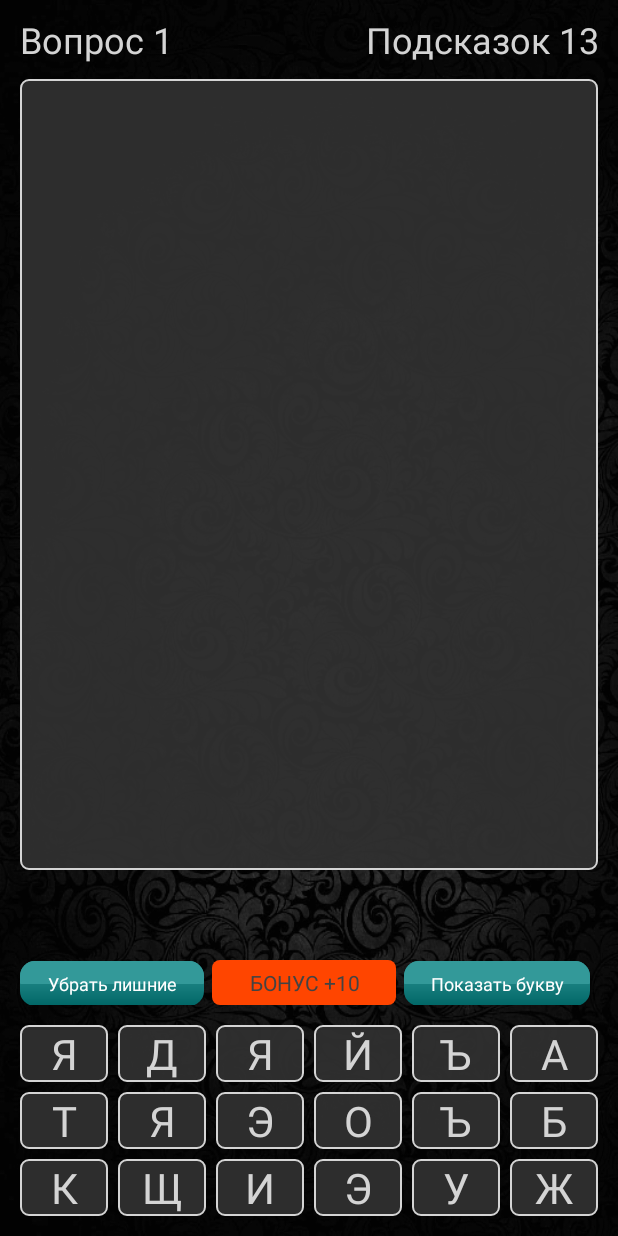
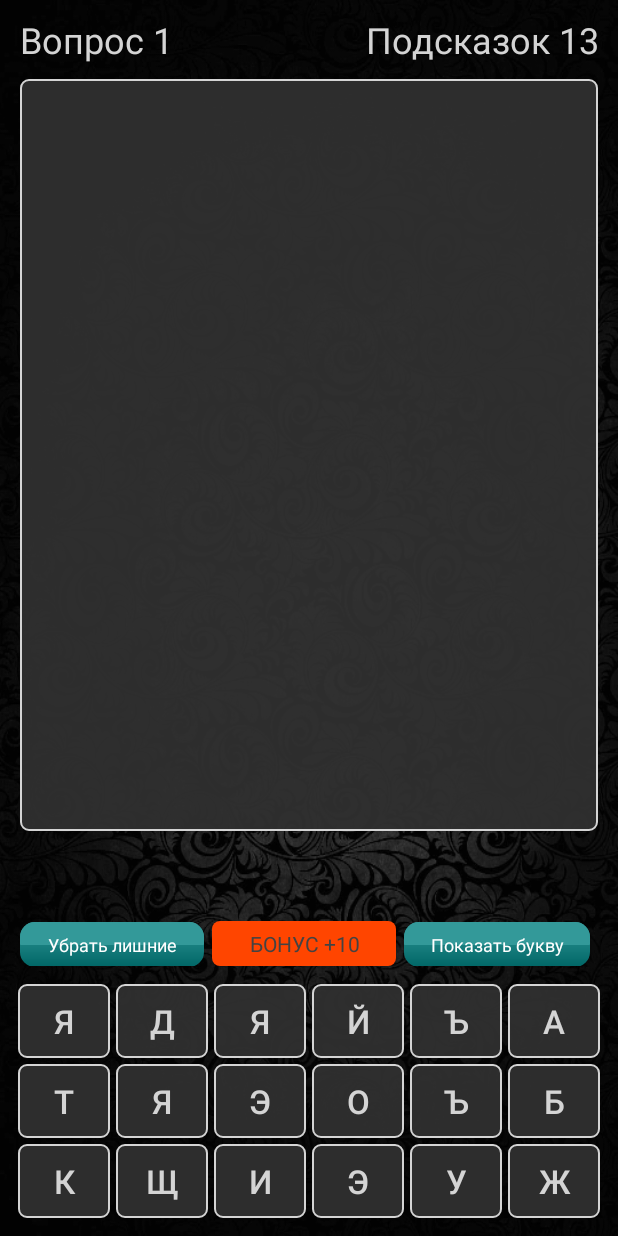
Before and after one commit to CorbieT/CinemaGeek, an Android app: the fragment QuestionFragment placed in its activity, on a phone screen of 412 x 824 dp. Run offline under Robolectric (Android 15) with nearby library versions, the phone set to English and light mode, and no system bars; our stand-ins replace AdMob; pictures from the network do not load; 8 statements that could not run were skipped.

Commit message:
add GameCell class

```diff
--- /dev/null
+++ b/app/src/main/java/com/bignerdranch/android/cinemaquiz/GameCell.java
@@ -0,0 +1,52 @@
+package com.bignerdranch.android.cinemaquiz;
+
+import android.content.Context;
+import android.support.v7.widget.AppCompatButton;
+import android.view.View;
+
+public class GameCell extends AppCompatButton{
+
+    private char mGameSymbol;
+    private boolean isClicked = false;
+    private boolean isRightSymbol = false;
+
+    public GameCell(Context context) {
+        super(context);
+        this.setBackgroundResource(R.drawable.rectangle_rounded);
+    }
+
+    public char getGameSymbol() {
+        return mGameSymbol;
+    }
+
+    public void setGameSymbol(char gameSymbol) {
+        mGameSymbol = gameSymbol;
+        this.setText(String.valueOf(mGameSymbol));
+    }
+
+    public boolean isRightSymbol() {
+        return isRightSymbol;
+    }
+
+    public void setRightSymbol(boolean rightSymbol) {
+        isRightSymbol = rightSymbol;
+    }
+
+    public boolean isClicked() {
+        return isClicked;
+    }
+
+    public void setClicked(boolean clicked) {
+        isClicked = clicked;
+    }
+
+    public void showCell(){
+        this.setVisibility(View.VISIBLE);
+        isClicked = false;
+    }
+
+    public void hideCell(){
+        if(!isClicked)
+            this.setVisibility(View.INVISIBLE);
+    }
+}
--- a/app/src/main/java/com/bignerdranch/android/cinemaquiz/QuestionFragment.java
+++ b/app/src/main/java/com/bignerdranch/android/cinemaquiz/QuestionFragment.java
@@ -17,6 +17,7 @@ import android.view.LayoutInflater;
 import android.view.View;
 import android.view.ViewGroup;
 import android.widget.Button;
+import android.widget.GridLayout;
 import android.widget.LinearLayout;
 import android.widget.ScrollView;
 import android.widget.TextView;
@@ -68,6 +69,10 @@ public class QuestionFragment extends Fragment{
     private LinearLayout mAdContainer;
     private LayoutInflater mLayoutInflater;
     private LinearLayout.LayoutParams mParams;
+    private LinearLayout mGameContainer;
+    private LinearLayout mFirstRowContainer;
+    private LinearLayout mSecondRowContainer;
+    private LinearLayout mThirdRowContainer;
 
     private int mQId = 0;
     private int wordLength;
@@ -112,7 +117,7 @@ public class QuestionFragment extends Fragment{
 
         private void setAnswerSymbol(GameCell gameCell){
             mGameCell = gameCell;
-            mAnswerSymbol = gameCell.mGameSymbol;
+            mAnswerSymbol = gameCell.getGameSymbol();
             mAnswerTextView.setText(String.valueOf(mAnswerSymbol));
         }
 
@@ -155,51 +160,51 @@ public class QuestionFragment extends Fragment{
         }
     }
 
-    private class GameCell implements View.OnClickListener{
-        private TextView mGameTextView;
-        private char mGameSymbol;
-        private boolean isClicked = false;
-        private boolean isRightSymbol = false;
-
-        private GameCell(TextView textView){
-            mGameTextView = textView;
-            mGameTextView.setOnClickListener(this);
-        }
-
-        private void setGameSymbol(char symbol){
-            mGameSymbol = symbol;
-            mGameTextView.setText(String.valueOf(mGameSymbol));
-        }
-
-        private void showCell(){
-            mGameTextView.setVisibility(View.VISIBLE);
-            isClicked = false;
-        }
-
-        private void hideCell(){
-            if (!isClicked){
-                mGameTextView.setVisibility(View.INVISIBLE);
-            }
-        }
-
-        @Override
-        public void onClick(View view){
-            mSoundRep.playSound(mSoundRep.getButtonClickSound());
-            if (useSecondHint) setDefaultImageSecondHint();
-            for(AnswerCell answerCell: mAnswerCells){
-                if (answerCell.isEmpty()){
-                    if (!isClicked){
-                        answerCell.setAnswerSymbol(this);
-                        hideCell();
-                        isClicked = true;
-                        checkForWin();
-                        return;
-                    }
-                    return;
-                }
-            }
-        }
-    }
+//    private class GameCell implements View.OnClickListener{
+//        private TextView mGameTextView;
+//        private char mGameSymbol;
+//        private boolean isClicked = false;
+//        private boolean isRightSymbol = false;
+//
+//        private GameCell(TextView textView){
+//            mGameTextView = textView;
+//            mGameTextView.setOnClickListener(this);
+//        }
+//
+//        private void setGameSymbol(char symbol){
+//            mGameSymbol = symbol;
+//            mGameTextView.setText(String.valueOf(mGameSymbol));
+//        }
+//
+//        private void showCell(){
+//            mGameTextView.setVisibility(View.VISIBLE);
+//            isClicked = false;
+//        }
+//
+//        private void hideCell(){
+//            if (!isClicked){
+//                mGameTextView.setVisibility(View.INVISIBLE);
+//            }
+//        }
+//
+//        @Override
+//        public void onClick(View view){
+//            mSoundRep.playSound(mSoundRep.getButtonClickSound());
+//            if (useSecondHint) setDefaultImageSecondHint();
+//            for(AnswerCell answerCell: mAnswerCells){
+//                if (answerCell.isEmpty()){
+//                    if (!isClicked){
+//                        answerCell.setAnswerSymbol(this);
+//                        hideCell();
+//                        isClicked = true;
+//                        checkForWin();
+//                        return;
+//                    }
+//                    return;
+//                }
+//            }
+//        }
+//    }
 
     public static QuestionFragment newInstance(String category){
         Bundle bundle = new Bundle();
@@ -240,6 +245,7 @@ public class QuestionFragment extends Fragment{
 
     private void initViewComponents(View view){
         setRewardedVideo();
+        mGameCells = new ArrayList<>(MAX_CELLS_COUNT);
         mAnswerContainer = view.findViewById(R.id.answer_container);
         mQuestionTitle = view.findViewById(R.id.question_number);
         mQuestionText = view.findViewById(R.id.question_text);
@@ -327,7 +333,7 @@ public class QuestionFragment extends Fragment{
     private void setRandomGameField(){
         for(GameCell gameCell: mGameCells){
             gameCell.setGameSymbol(ALPHABET.charAt(mRandom.nextInt(ALPHABET_SIZE)));
-            gameCell.isRightSymbol = false;
+            gameCell.setRightSymbol(false);
         }
     }
 
@@ -349,25 +355,51 @@ public class QuestionFragment extends Fragment{
     }
 
     private void initGameField(View v){
-        mGameCells = new ArrayList<>(MAX_CELLS_COUNT);
-        mGameCells.add(new GameCell((TextView) v.findViewById(R.id.game_cell_1)));
-        mGameCells.add(new GameCell((TextView) v.findViewById(R.id.game_cell_2)));
-        mGameCells.add(new GameCell((TextView) v.findViewById(R.id.game_cell_3)));
-        mGameCells.add(new GameCell((TextView) v.findViewById(R.id.game_cell_4)));
-        mGameCells.add(new GameCell((TextView) v.findViewById(R.id.game_cell_5)));
-        mGameCells.add(new GameCell((TextView) v.findViewById(R.id.game_cell_6)));
-        mGameCells.add(new GameCell((TextView) v.findViewById(R.id.game_cell_7)));
-        mGameCells.add(new GameCell((TextView) v.findViewById(R.id.game_cell_8)));
-        mGameCells.add(new GameCell((TextView) v.findViewById(R.id.game_cell_9)));
-        mGameCells.add(new GameCell((TextView) v.findViewById(R.id.game_cell_10)));
-        mGameCells.add(new GameCell((TextView) v.findViewById(R.id.game_cell_11)));
-        mGameCells.add(new GameCell((TextView) v.findViewById(R.id.game_cell_12)));
-        mGameCells.add(new GameCell((TextView) v.findViewById(R.id.game_cell_13)));
-        mGameCells.add(new GameCell((TextView) v.findViewById(R.id.game_cell_14)));
-        mGameCells.add(new GameCell((TextView) v.findViewById(R.id.game_cell_15)));
-        mGameCells.add(new GameCell((TextView) v.findViewById(R.id.game_cell_16)));
-        mGameCells.add(new GameCell((TextView) v.findViewById(R.id.game_cell_17)));
-        mGameCells.add(new GameCell((TextView) v.findViewById(R.id.game_cell_18)));
+        mGameContainer = v.findViewById(R.id.game_cell_container);
+        mFirstRowContainer = v.findViewById(R.id.first_row_container);
+        mSecondRowContainer = v.findViewById(R.id.second_row_container);
+        mThirdRowContainer = v.findViewById(R.id.third_row_container);
+
+        mFirstRowContainer.removeAllViews();
+        mSecondRowContainer.removeAllViews();
+        mThirdRowContainer.removeAllViews();
+
+        setRowContainer(mFirstRowContainer);
+        setRowContainer(mSecondRowContainer);
+        setRowContainer(mThirdRowContainer);
+    }
+
+    private void setRowContainer(LinearLayout linearLayout){
+        LinearLayout.LayoutParams mGameParams = new LinearLayout.LayoutParams(WRAP_CONTENT, WRAP_CONTENT, 1.0f);
+        for (int i = 0; i < 6; i++){
+            final GameCell gameCell = new GameCell(getActivity());
+            mGameParams.setMargins(3, 3, 3, 3);
+            gameCell.setLayoutParams(mGameParams);
+            gameCell.setMinEms(1);
+            gameCell.setTextSize(22);
+            gameCell.setTextColor(ContextCompat.getColor(getContext(), R.color.textColor));
+            linearLayout.addView(gameCell);
+            mGameCells.add(gameCell);
+            gameCell.setOnClickListener(new View.OnClickListener() {
+                @Override
+                public void onClick(View view) {
+                    mSoundRep.playSound(mSoundRep.getButtonClickSound());
+                    if (useSecondHint) setDefaultImageSecondHint();
+                    for(AnswerCell answerCell: mAnswerCells){
+                        if (answerCell.isEmpty()){
+                            if (!gameCell.isClicked()){
+                                answerCell.setAnswerSymbol(gameCell);
+                                gameCell.hideCell();
+                                gameCell.setClicked(true);
+                                checkForWin();
+                                return;
+                            }
+                            return;
+                        }
+                    }
+                }
+            });
+        }
     }
 
     private void saveId(){
@@ -385,7 +417,7 @@ public class QuestionFragment extends Fragment{
         }
         Collections.shuffle(NUMBERS);
         for (int i = 0; i < word.length(); i++) {
-            (mGameCells.get((NUMBERS.get(i)))).isRightSymbol = true;
+            (mGameCells.get((NUMBERS.get(i)))).setRightSymbol(true);
             (mGameCells.get((NUMBERS.get(i)))).setGameSymbol(word.charAt(i));
         }
     }
@@ -494,7 +526,7 @@ public class QuestionFragment extends Fragment{
                 answerCell.clearAnswerCell();
             }
             for (GameCell gameCell : mGameCells) {
-                if (!gameCell.isRightSymbol) gameCell.hideCell();
+                if (!gameCell.isRightSymbol()) gameCell.hideCell();
             }
             mPoints.useFirstHint();
             mHintTitle.setText(getString(R.string.hints_title, mPoints.getCurrentPoints()));
@@ -576,20 +608,20 @@ public class QuestionFragment extends Fragment{
     private void hidePickCell(char correctSymbol){
         boolean temp = true;
         for(GameCell gameCell: mGameCells){
-            if (gameCell.mGameSymbol == correctSymbol && !gameCell.isClicked && gameCell.isRightSymbol){
+            if (gameCell.getGameSymbol() == correctSymbol && !gameCell.isClicked() && gameCell.isRightSymbol()){
                 gameCell.hideCell();
-                gameCell.isClicked = true;
+                gameCell.setClicked(true);
                 temp = false;
                 break;
             }
         }
         if (temp){
             for(AnswerCell answerCell: mAnswerCells){
-                if (answerCell.mGameCell != null && answerCell.mAnswerSymbol == correctSymbol && answerCell.mGameCell.isRightSymbol){
+                if (answerCell.mGameCell != null && answerCell.mAnswerSymbol == correctSymbol && answerCell.mGameCell.isRightSymbol()){
                     GameCell gameCell = answerCell.mGameCell;
                     answerCell.clearAnswerCell();
                     gameCell.hideCell();
-                    gameCell.isClicked = true;
+                    gameCell.setClicked(true);
                     break;
                 }
             }
--- a/app/src/main/res/layout/question_fragment.xml
+++ b/app/src/main/res/layout/question_fragment.xml
@@ -161,18 +161,31 @@
         android:layout_width="match_parent"
         android:layout_height="wrap_content"
         android:layout_alignParentBottom="true"
-        android:layout_alignParentLeft="true"
-        android:layout_alignParentStart="true"
         android:layout_marginBottom="10dp"
         android:layout_marginLeft="10dp"
         android:layout_marginRight="10dp"
         android:orientation="vertical">
 
-        <include
-            layout="@layout/game_field"
+        <LinearLayout
+            android:id="@+id/first_row_container"
             android:layout_width="match_parent"
-            android:layout_height="wrap_content"/>
+            android:layout_height="match_parent"
+            android:orientation="horizontal">
+        </LinearLayout>
 
+        <LinearLayout
+            android:id="@+id/second_row_container"
+            android:layout_width="match_parent"
+            android:layout_height="match_parent"
+            android:orientation="horizontal">
+        </LinearLayout>
+
+        <LinearLayout
+            android:id="@+id/third_row_container"
+            android:layout_width="match_parent"
+            android:layout_height="match_parent"
+            android:orientation="horizontal">
+        </LinearLayout>
     </LinearLayout>
 
     <Button
--- a/app/src/main/res/values/colors.xml
+++ b/app/src/main/res/values/colors.xml
@@ -10,5 +10,5 @@
     <color name="enable_bonus_button">#f0000000</color>
     <color name="disabled_bonus_button">#434343</color>
     <color name="clicked_main_menu">#434343</color>
-    <color name="textColor">#ffffff</color>
+    <color name="textColor">#FFD4D4D4</color>
 </resources>
```
